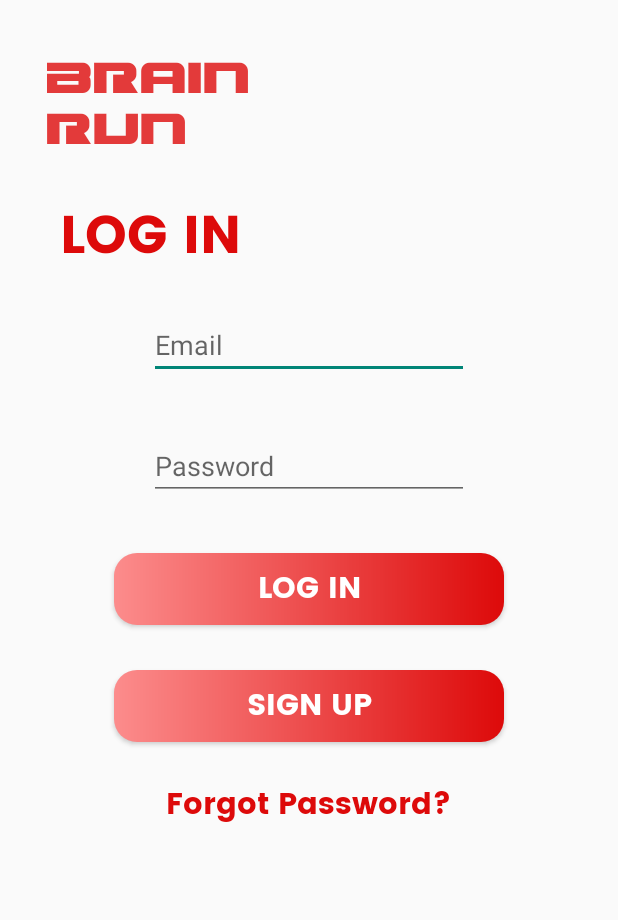
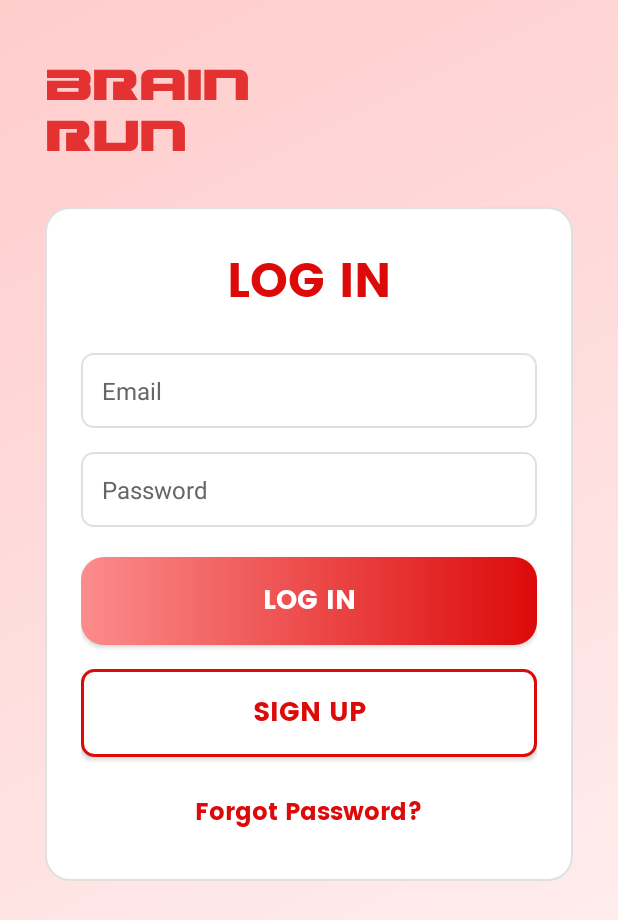
Before and after one commit to Pathu2/Brain-Run, an Android app: the Login screen opened directly, with no data from a screen before it, on a phone screen of 412 x 824 dp. Shown: the top 920 px of the screen. Run offline under Robolectric (Android 15) with nearby library versions, the phone set to English and light mode, and no system bars; our stand-ins replace Firebase (no records; nobody signed in at launch, a user with empty details on screens opened directly); Roboto replaces fonts that are not available here.

Commit message:
add: about activity and refactored login signup

```diff
--- a/app/build.gradle
+++ b/app/build.gradle
@@ -4,12 +4,12 @@ plugins {
 }
 
 android {
-    compileSdkVersion 34
+    compileSdkVersion 35
 
     defaultConfig {
         applicationId "com.example.brainrun"
         minSdkVersion 24
-        targetSdkVersion 34
+        targetSdkVersion 35
         versionCode 1
         versionName "1.0"
 
@@ -43,6 +43,7 @@ dependencies {
 //    implementation 'androidx.lifecycle:lifecycle-extensions:2.2.0'
     implementation 'androidx.startup:startup-runtime:1.1.1'
     implementation 'com.google.firebase:firebase-firestore:25.0.0'
+    implementation 'androidx.activity:activity:1.10.1'
     testImplementation 'junit:junit:4.13.2'
     androidTestImplementation 'androidx.test.ext:junit:1.2.1'
     androidTestImplementation 'androidx.test.espresso:espresso-core:3.6.1'
--- a/app/src/main/java/com/example/brainrun/MainActivity.java
+++ b/app/src/main/java/com/example/brainrun/MainActivity.java
@@ -278,9 +278,9 @@ public class MainActivity extends AppCompatActivity {
                 break;
             }
             case R.id.about: {
-                Toast.makeText(this, "About page is not available", Toast.LENGTH_SHORT).show();
-//                Intent intent = new Intent(MainActivity.this, Dashboard.class);
-//                startActivity(intent);
+//                Toast.makeText(this, "About page is not available", Toast.LENGTH_SHORT).show();
+                Intent intent = new Intent(MainActivity.this, About.class);
+                startActivity(intent);
                 break;
             }
             case R.id.score: {
--- /dev/null
+++ b/app/src/main/res/drawable/background_gradient.xml
@@ -0,0 +1,11 @@
+<?xml version="1.0" encoding="utf-8"?>
+<shape
+    android:shape="rectangle"
+    xmlns:android="http://schemas.android.com/apk/res/android">
+    <gradient
+        android:startColor="#FFF5F5"
+        android:centerColor="#FFE0E0"
+        android:endColor="#FFCCCC"
+        android:angle="135"
+        android:type="linear"/>
+</shape>
--- /dev/null
+++ b/app/src/main/res/drawable/edittext_background.xml
@@ -0,0 +1,6 @@
+<?xml version="1.0" encoding="utf-8"?>
+<shape xmlns:android="http://schemas.android.com/apk/res/android">
+    <solid android:color="#FFFFFF"/>
+    <corners android:radius="8dp"/>
+    <stroke android:width="1dp" android:color="#E0E0E0"/>
+</shape>
--- /dev/null
+++ b/app/src/main/res/drawable/login_container_background.xml
@@ -0,0 +1,6 @@
+<?xml version="1.0" encoding="utf-8"?>
+<shape xmlns:android="http://schemas.android.com/apk/res/android">
+    <solid android:color="#FFFFFF"/>
+    <corners android:radius="16dp"/>
+    <stroke android:width="1dp" android:color="#E0E0E0"/>
+</shape>
--- /dev/null
+++ b/app/src/main/res/drawable/outline_button.xml
@@ -0,0 +1,6 @@
+<?xml version="1.0" encoding="utf-8"?>
+<shape xmlns:android="http://schemas.android.com/apk/res/android">
+    <solid android:color="#FFFFFF"/>
+    <corners android:radius="8dp"/>
+    <stroke android:width="2dp" android:color="#DD0A0A"/>
+</shape>
--- /dev/null
+++ b/app/src/main/res/drawable/school_container_background.xml
@@ -0,0 +1,6 @@
+<?xml version="1.0" encoding="utf-8"?>
+<shape xmlns:android="http://schemas.android.com/apk/res/android">
+    <solid android:color="#FFFFFF"/>
+    <corners android:radius="12dp"/>
+    <stroke android:width="2dp" android:color="#DD0A0A"/>
+</shape>
--- /dev/null
+++ b/app/src/main/res/drawable/spinner_background.xml
@@ -0,0 +1,6 @@
+<?xml version="1.0" encoding="utf-8"?>
+<shape xmlns:android="http://schemas.android.com/apk/res/android">
+    <solid android:color="#F8F8F8"/>
+    <corners android:radius="6dp"/>
+    <stroke android:width="1dp" android:color="#D0D0D0"/>
+</shape>
--- a/app/src/main/res/layout/activity_login.xml
+++ b/app/src/main/res/layout/activity_login.xml
@@ -5,131 +5,202 @@
     xmlns:tools="http://schemas.android.com/tools"
     android:layout_width="match_parent"
     android:layout_height="match_parent"
+    android:background="@drawable/background_gradient"
     tools:context=".Login">
 
+    <!-- App Logo Section -->
+    <LinearLayout
+        android:id="@+id/logoSection"
+        android:layout_width="wrap_content"
+        android:layout_height="wrap_content"
+        android:orientation="vertical"
+        android:layout_marginLeft="30dp"
+        android:layout_marginTop="40dp">
+
         <TextView
+            android:id="@+id/brain"
             android:layout_width="wrap_content"
             android:layout_height="wrap_content"
             android:text="BRAIN"
             android:textSize="30dp"
             android:textColor="#DD0A0A"
             android:textStyle="bold"
-        android:layout_marginLeft="30dp"
-        android:layout_marginTop="35dp"
-        android:id="@+id/brain"
             android:fontFamily="@font/gunv2"
             android:alpha="0.8"/>
 
         <TextView
+            android:id="@+id/run"
             android:layout_width="wrap_content"
             android:layout_height="wrap_content"
             android:text="RUN"
             android:textSize="30dp"
             android:textColor="#DD0A0A"
             android:textStyle="bold"
+            android:fontFamily="@font/gunv2"
+            android:alpha="0.8"/>
+
+    </LinearLayout>
+
+    <!-- Main Login Container -->
+    <LinearLayout
+        android:id="@+id/loginContainer"
+        android:layout_width="match_parent"
+        android:layout_height="wrap_content"
+        android:layout_below="@+id/logoSection"
+        android:layout_marginTop="30dp"
         android:layout_marginLeft="30dp"
-        android:layout_below="@+id/brain"
-        android:id="@+id/run"
-        android:fontFamily="@font/gunv2"
-        android:alpha="0.8" />
+        android:layout_marginRight="30dp"
+        android:orientation="vertical"
+        android:background="@drawable/login_container_background"
+        android:padding="24dp">
+
         <TextView
+            android:id="@+id/sign_in_text"
             android:layout_width="wrap_content"
             android:layout_height="wrap_content"
             android:text="LOG IN"
             android:fontFamily="@font/poppins_bold"
-        android:textSize="35dp"
-        android:layout_below="@+id/run"
-        android:layout_marginLeft="40dp"
-        android:layout_marginTop="25dp"
+            android:textSize="32dp"
             android:textColor="#dd0a0a"
-        android:id="@+id/sign_in_text"/>
+            android:layout_gravity="center"
+            android:layout_marginBottom="20dp"/>
+
+        <EditText
+            android:id="@+id/Email"
+            android:layout_width="match_parent"
+            android:layout_height="wrap_content"
+            android:layout_marginBottom="16dp"
+            android:hint="Email"
+            android:inputType="textEmailAddress"
+            android:padding="14dp"
+            android:textSize="16sp"
+            android:textColor="#2C2C2C"
+            android:textColorHint="#666666"
+            android:background="@drawable/edittext_background"/>
+
+        <EditText
+            android:id="@+id/password"
+            android:layout_width="match_parent"
+            android:layout_height="wrap_content"
+            android:layout_marginBottom="20dp"
+            android:hint="Password"
+            android:inputType="textPassword"
+            android:padding="14dp"
+            android:textSize="16sp"
+            android:textColor="#2C2C2C"
+            android:textColorHint="#666666"
+            android:background="@drawable/edittext_background"/>
+
+        <Button
+            android:id="@+id/loginBtn"
+            android:layout_width="match_parent"
+            android:layout_height="wrap_content"
+            android:layout_marginBottom="16dp"
+            android:text="Log in"
+            android:textSize="18sp"
+            android:fontFamily="@font/poppins_bold"
+            android:background="@drawable/gradient_button"
+            android:textColor="#fff"
+            android:padding="14dp"
+            android:elevation="4dp"/>
+
+        <Button
+            android:id="@+id/createBtn"
+            android:layout_width="match_parent"
+            android:layout_height="wrap_content"
+            android:layout_marginBottom="16dp"
+            android:text="Sign up"
+            android:fontFamily="@font/poppins_bold"
+            android:textSize="18sp"
+            android:background="@drawable/outline_button"
+            android:textColor="#DD0A0A"
+            android:padding="14dp"/>
+
         <TextView
+            android:id="@+id/textView16"
+            android:layout_width="wrap_content"
+            android:layout_height="wrap_content"
+            android:layout_gravity="center"
+            android:text="Forgot Password?"
+            android:textSize="16sp"
+            android:textColor="#dd0a0a"
+            android:fontFamily="@font/poppins_bold"
+            android:padding="8dp"/>
+
+    </LinearLayout>
+
+    <!-- Forgot Password Section (Initially Hidden) -->
+    <LinearLayout
+        android:id="@+id/forgotPasswordContainer"
+        android:layout_width="match_parent"
+        android:layout_height="wrap_content"
+        android:layout_below="@+id/logoSection"
+        android:layout_marginTop="30dp"
+        android:layout_marginLeft="30dp"
+        android:layout_marginRight="30dp"
+        android:orientation="vertical"
+        android:background="@drawable/login_container_background"
+        android:padding="24dp"
+        android:visibility="invisible">
+
+        <TextView
+            android:id="@+id/forgot_password"
             android:layout_width="wrap_content"
             android:layout_height="wrap_content"
             android:text="FORGOT PASSWORD"
             android:fontFamily="@font/poppins_bold"
-        android:textSize="20dp"
-        android:layout_below="@+id/run"
-        android:layout_marginLeft="40dp"
-        android:layout_marginTop="15dp"
+            android:textSize="28dp"
             android:textColor="#e66427"
-        android:id="@+id/forgot_password"
-        android:visibility="invisible"/>
+            android:layout_gravity="center"
+            android:layout_marginBottom="16dp"/>
+
+        <TextView
+            android:id="@+id/textView20"
+            android:layout_width="match_parent"
+            android:layout_height="wrap_content"
+            android:layout_marginBottom="20dp"
+            android:gravity="center"
+            android:text="Enter your Email address here, we'll send you an email to reset the password."
+            android:textSize="16sp"
+            android:textColor="#666666"
+            android:lineSpacingExtra="4dp"/>
 
         <EditText
-        android:id="@+id/Email"
-        android:layout_width="wrap_content"
+            android:id="@+id/resetEmail"
+            android:layout_width="match_parent"
             android:layout_height="wrap_content"
-        android:layout_marginTop="20dp"
-        android:ems="10"
+            android:layout_marginBottom="20dp"
             android:hint="Email"
             android:inputType="textEmailAddress"
-        app:layout_constraintEnd_toEndOf="parent"
-        app:layout_constraintHorizontal_bias="0.5"
-        app:layout_constraintStart_toStartOf="parent"
-        android:layout_below="@+id/sign_in_text"
-        android:layout_centerHorizontal="true"/>
-
-    <EditText
-        android:id="@+id/password"
-        android:layout_width="wrap_content"
-        android:layout_height="wrap_content"
-        android:layout_marginTop="35dp"
-        android:ems="10"
-        android:hint="Password"
-        android:inputType="textPassword"
-        android:layout_below="@+id/Email"
-        android:layout_centerHorizontal="true"/>
+            android:padding="14dp"
+            android:textSize="16sp"
+            android:textColor="#2C2C2C"
+            android:textColorHint="#666666"
+            android:background="@drawable/edittext_background"/>
 
         <Button
-        android:id="@+id/loginBtn"
-        android:layout_width="260dp"
+            android:id="@+id/createBtn2"
+            android:layout_width="match_parent"
             android:layout_height="wrap_content"
-        android:layout_marginTop="35dp"
-        android:text="Log in"
-        android:textSize="20sp"
+            android:text="Reset Password"
+            android:textSize="18sp"
             android:fontFamily="@font/poppins_bold"
-        android:layout_below="@+id/password"
-        android:layout_centerHorizontal="true"
             android:background="@drawable/gradient_button"
-        android:textColor="#fff"/>
+            android:textColor="#fff"
+            android:padding="14dp"
+            android:elevation="4dp"/>
 
-    <Button
-        android:id="@+id/createBtn"
-        android:layout_width="260dp"
-        android:layout_height="wrap_content"
-        android:layout_marginTop="30dp"
-        android:text="Sign up"
-        android:fontFamily="@font/poppins_bold"
-        android:textSize="20sp"
-        android:layout_below="@+id/loginBtn"
-        android:layout_centerHorizontal="true"
-        android:background="@drawable/gradient_button"
-        android:textColor="#fff"/>
+    </LinearLayout>
+
+    <!-- Hidden Elements -->
     <ImageView
+        android:id="@+id/forgot"
         android:layout_width="wrap_content"
         android:layout_height="wrap_content"
         android:src="@drawable/forgot"
         android:layout_alignParentBottom="true"
         android:visibility="invisible"
-        android:id="@+id/forgot"
-        android:layout_below="@+id/createBtn2"/>
-
-
-    <Button
-        android:id="@+id/createBtn2"
-        android:layout_width="260dp"
-        android:layout_height="wrap_content"
-        android:layout_marginTop="20dp"
-        android:text="Reset"
-        android:textSize="20sp"
-        android:visibility="invisible"
-        android:layout_below="@+id/textView20"
-        android:layout_centerHorizontal="true"
-        android:background="@drawable/gradient_button"
-        app:layout_constraintEnd_toEndOf="parent"
-        app:layout_constraintStart_toStartOf="parent"
-        app:layout_constraintTop_toBottomOf="@+id/textView20" />
+        android:alpha="0.1"/>
 
     <TextView
         android:id="@+id/createText"
@@ -142,7 +213,8 @@
         app:layout_constraintEnd_toEndOf="parent"
         app:layout_constraintHorizontal_bias="0.497"
         app:layout_constraintStart_toStartOf="parent"
-        app:layout_constraintTop_toBottomOf="@+id/loginBtn" />
+        app:layout_constraintTop_toBottomOf="@+id/loginBtn"
+        tools:ignore="NotSibling" />
 
     <ProgressBar
         android:id="@+id/progressBar2"
@@ -155,33 +227,7 @@
         app:layout_constraintStart_toStartOf="parent"
         app:layout_constraintTop_toBottomOf="@+id/textView16"
         android:layout_centerVertical="true"
-        android:layout_centerHorizontal="true"/>
-
-    <TextView
-        android:id="@+id/textView16"
-        android:layout_width="wrap_content"
-        android:layout_height="wrap_content"
-        android:layout_marginTop="25dp"
-        android:text="Forgot Password?"
-        android:textSize="20sp"
-        android:textColor="#dd0a0a"
-        android:layout_below="@+id/createBtn"
         android:layout_centerHorizontal="true"
-        android:fontFamily="@font/poppins_bold"/>
-
-    <TextView
-        android:id="@+id/textView20"
-        android:layout_width="270dp"
-        android:layout_height="wrap_content"
-        android:layout_marginTop="10dp"
-        android:gravity="center"
-        android:text="Enter your Email address here, we'll send you an email to reset the password."
-        android:textSize="18sp"
-        android:visibility="invisible"
-        android:layout_below="@+id/Email"
-        android:layout_centerHorizontal="true"
-        app:layout_constraintEnd_toEndOf="parent"
-        app:layout_constraintStart_toStartOf="parent"
-        app:layout_constraintTop_toBottomOf="@+id/Email"/>
+        tools:ignore="NotSibling" />
 
 </RelativeLayout>
--- a/app/src/main/res/menu/menu_logout.xml
+++ b/app/src/main/res/menu/menu_logout.xml
@@ -12,12 +12,12 @@
         android:title="Score"
         app:showAsAction="never"/>
 
+    <item android:id="@+id/about"
+        android:title="About"
+        app:showAsAction="never"/>
+            m
     <item android:id="@+id/logout"
         android:title="Logout"
-        app:showAsAction="never"/>
-
-    <item android:id="@+id/about"
-        android:title="About"
         app:showAsAction="never"/>
         </menu>
     </item>
--- a/build.gradle
+++ b/build.gradle
@@ -5,7 +5,7 @@ buildscript {
         mavenCentral()
     }
     dependencies {
-        classpath 'com.android.tools.build:gradle:8.3.1'
+        classpath 'com.android.tools.build:gradle:8.8.0'
         classpath 'com.google.gms:google-services:4.4.2'
 
         // NOTE: Do not place your application dependencies here; they belong
```
Also changed, not shown: app/src/main/AndroidManifest.xml (+8 -12 lines), app/src/main/java/com/example/brainrun/About.java (added, +18 -0 lines), app/src/main/java/com/example/brainrun/Register.java (+14 -0 lines), app/src/main/res/layout/activity_about.xml (added, +49 -0 lines), app/src/main/res/layout/activity_register.xml (+72 -35 lines), gradle/wrapper/gradle-wrapper.properties. Lines whose indentation alone changed are shown as unchanged.
